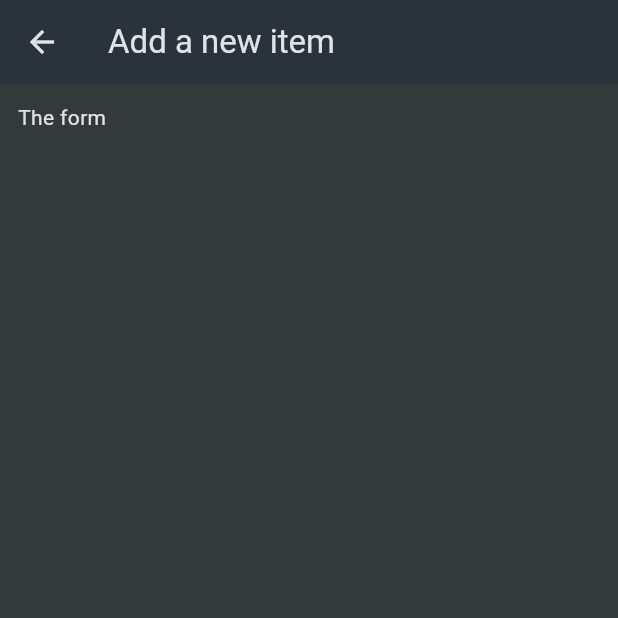
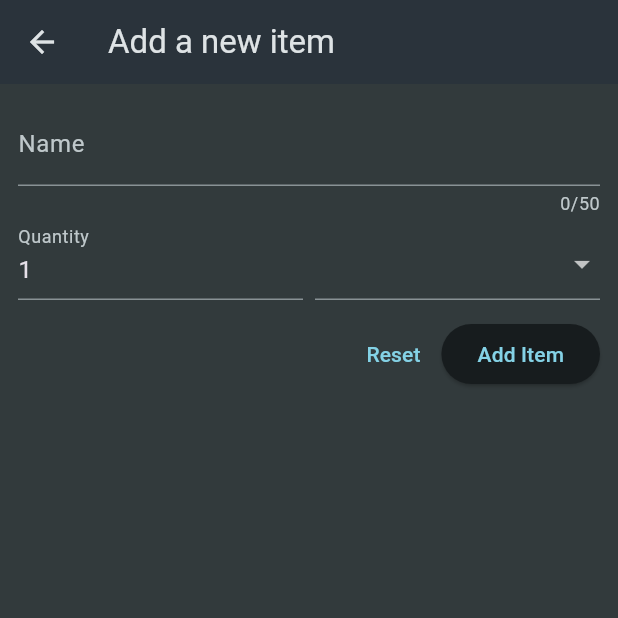
Before and after one commit to Mattie-07/shoppinglist, a Flutter app: the NewItem screen opened directly, on a phone screen of 412 x 824 dp, the top half of it. Run offline on Flutter 3.47's test engine with Material 3 defaults, Android fonts, the phone set to English and light mode, and no system bars.

Commit message:
adding a dropdown list and also buttons for adding a new item or reseting what is currently available

```diff
--- a/lib/widgets/new_item.dart
+++ b/lib/widgets/new_item.dart
@@ -1,4 +1,5 @@
 import 'package:flutter/material.dart';
+import 'package:shoppinglist/data/categories.dart';
 
 class NewItem extends StatefulWidget {
   const NewItem({super.key});
@@ -18,7 +19,62 @@ class _NewItemState extends State<NewItem> {
         ),
         body: Padding(
           padding: const EdgeInsets.all(12),
-          child: Text('The form'),
+          child: Form(
+            child: Column(children: [
+              TextFormField(
+                  maxLength: 50,
+                  decoration: const InputDecoration(label: Text("Name")),
+                  validator: (value) {
+                    return 'Demo...';
+                  }),
+              Row(
+                crossAxisAlignment: CrossAxisAlignment.end,
+                children: [
+                  Expanded(
+                    child: TextFormField(
+                      decoration: const InputDecoration(
+                        label: Text('Quantity'),
+                      ),
+                      initialValue: '1',
+                    ),
+                  ),
+                  const SizedBox(width: 8),
+                  Expanded(
+                    child: DropdownButtonFormField(
+                      items: [
+                        for (final category in categories.entries)
+                          DropdownMenuItem(
+                            value: category.value,
+                            child: Row(children: [
+                              Container(
+                                width: 16,
+                                height: 16,
+                                color: category.value.color,
+                              ),
+                              const SizedBox(width: 6),
+                              Text(category.value.title),
+                            ]),
+                          )
+                      ],
+                      onChanged: (value) {},
+                    ),
+                  ),
+                ],
+              ),
+              const SizedBox(height: 12),
+              Row(
+                mainAxisAlignment: MainAxisAlignment.end,
+                children: [
+                  TextButton(
+                    onPressed: () {},
+                    child: const Text("Reset"),
+                  ),
+                  ElevatedButton(
+                      onPressed: () {}, child: const Text('Add Item'))
+                ],
+              )
+            ]),
+          ),
         ));
   }
 }
```
